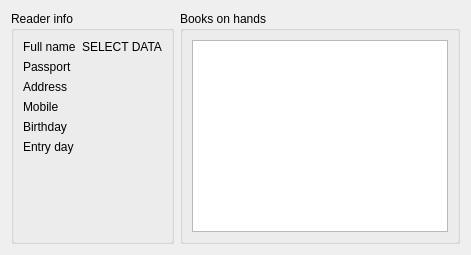
The window that bookholderwidget.ui (neshchereto/Library_management) describes before a commit, drawn with Qt 5.
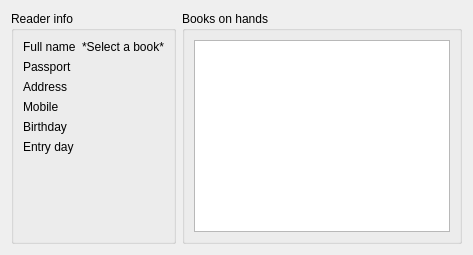
The same window after the commit.

The edit to the form file:
```diff
--- a/bookholderwidget.ui
+++ b/bookholderwidget.ui
@@ -6,7 +6,7 @@
    <rect>
     <x>0</x>
     <y>0</y>
-    <width>456</width>
+    <width>465</width>
     <height>254</height>
    </rect>
   </property>
@@ -33,7 +33,7 @@
       <item row="0" column="1">
        <widget class="QLabel" name="fullNameLabel">
         <property name="text">
-         <string>SELECT DATA</string>
+         <string>*Select a book*</string>
         </property>
        </widget>
       </item>
```
